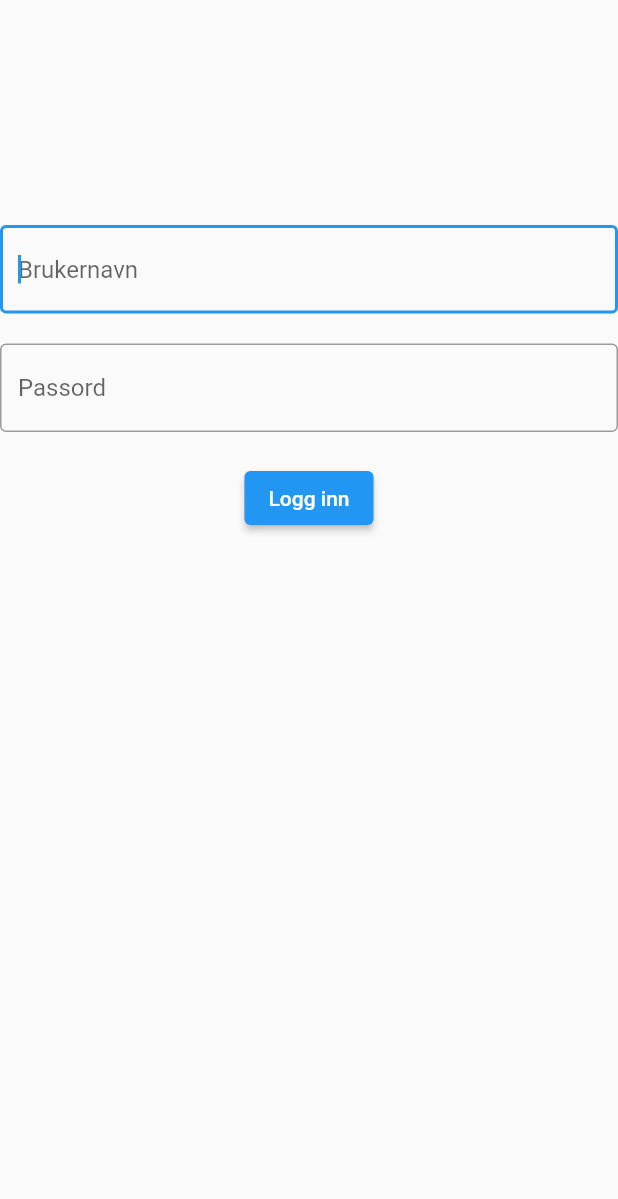
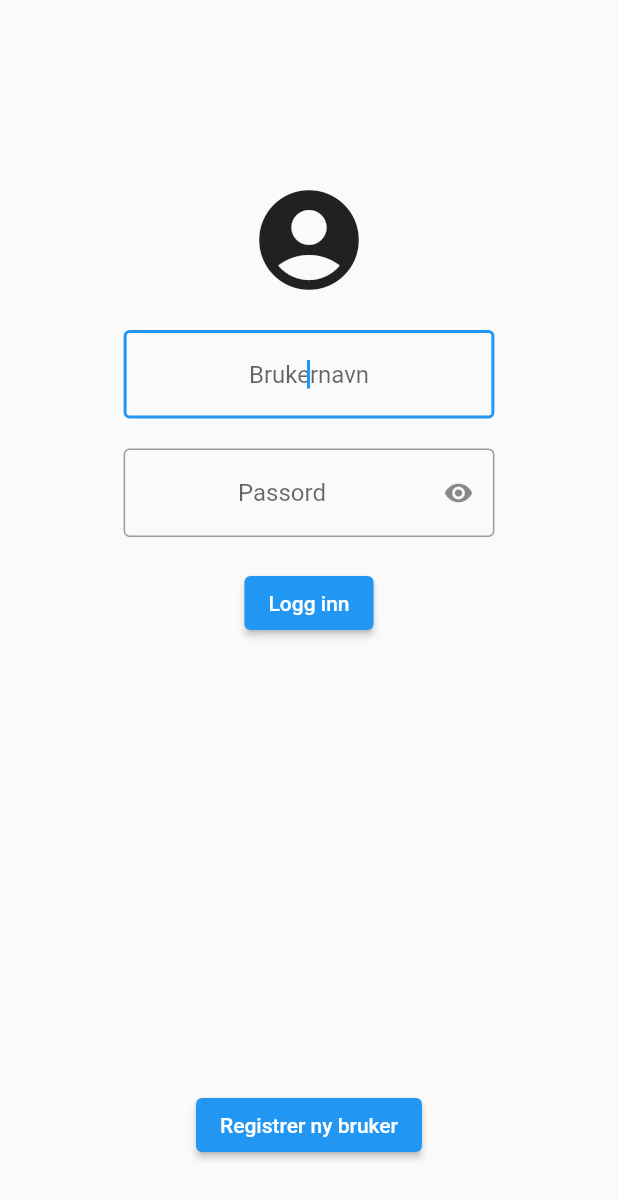
Before and after one commit to rebner-mork/ManualSupervisionOfSheepOnPasture, a Flutter app: the screen it shows after launch, on a phone screen of 412 x 824 dp. Shown: the top 1199 px of the screen. Run offline on Flutter 3.47's test engine with Material 2 defaults, Android fonts, the phone set to English and light mode, and no system bars.

Commit message:
Password visibility toggle

```diff
--- a/app/lib/main.dart
+++ b/app/lib/main.dart
@@ -13,16 +13,32 @@
 
 class _MyAppState extends State<MyApp> {
   final _formKey = GlobalKey<FormState>();
+  bool visiblePassword = false;
+
+  void _toggleVisiblePassword() {
+    setState(() {
+      visiblePassword = !visiblePassword;
+    });
+  }
+
   @override
   Widget build(BuildContext context) {
     return MaterialApp(
         home: Material(
             child: Form(
       key: _formKey,
+      child: FractionallySizedBox(
+        widthFactor: 0.6,
         child: Column(
           children: [
-          const SizedBox(height: 150), // TODO?
+            const SizedBox(height: 120), // TODO?
+            const Icon(
+              Icons.account_circle,
+              size: 80,
+            ),
+            const SizedBox(height: 20),
             TextFormField(
+              textAlign: TextAlign.center,
               autofocus: true,
               validator: (value) => validateUserName(value),
               decoration: const InputDecoration(
@@ -30,18 +46,30 @@
             ),
             const SizedBox(height: 20),
             TextFormField(
+              textAlign: TextAlign.center,
               validator: (value) => validatePassword(value),
-            obscureText: true,
-            decoration: const InputDecoration(
-                hintText: 'Passord', border: OutlineInputBorder()),
+              obscureText: visiblePassword,
+              decoration: InputDecoration(
+                  //contentPadding: EdgeInsets.fromLTRB(left, top, right, bottom),
+                  // Align hinttext og synlig-ikon
+                  suffixIcon: IconButton(
+                      icon: const Icon(Icons.visibility, size: 20),
+                      highlightColor: Colors.black,
+                      onPressed: _toggleVisiblePassword),
+                  hintText: 'Passord',
+                  border: const OutlineInputBorder()),
             ),
             const SizedBox(height: 20),
             ElevatedButton(
                 onPressed: () {
                   _formKey.currentState!.validate();
                 },
-              child: const Text('Logg inn'))
+                child: const Text('Logg inn')),
+            const SizedBox(height: 300),
+            ElevatedButton(
+                onPressed: () {}, child: const Text('Registrer ny bruker'))
           ],
+        ),
       ),
     )));
   }
@@ -58,5 +86,6 @@
   if (password!.isEmpty) {
     return 'Skriv passord';
   }
+
   return null;
 }
```
Lines whose indentation alone changed are shown as unchanged.
